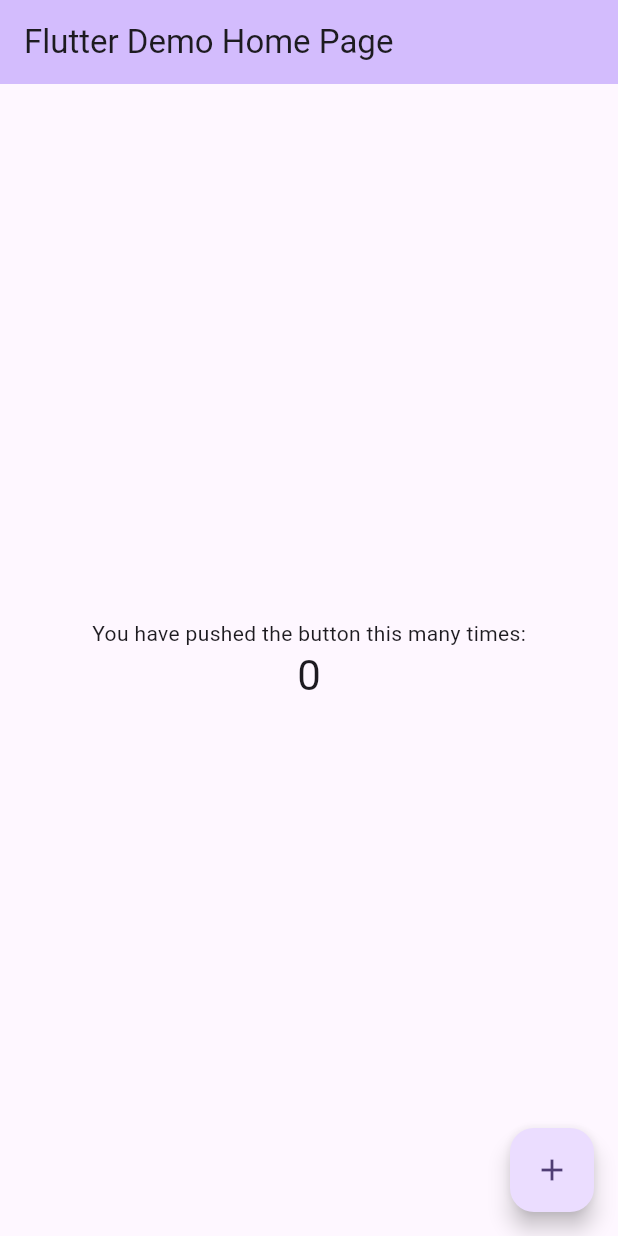
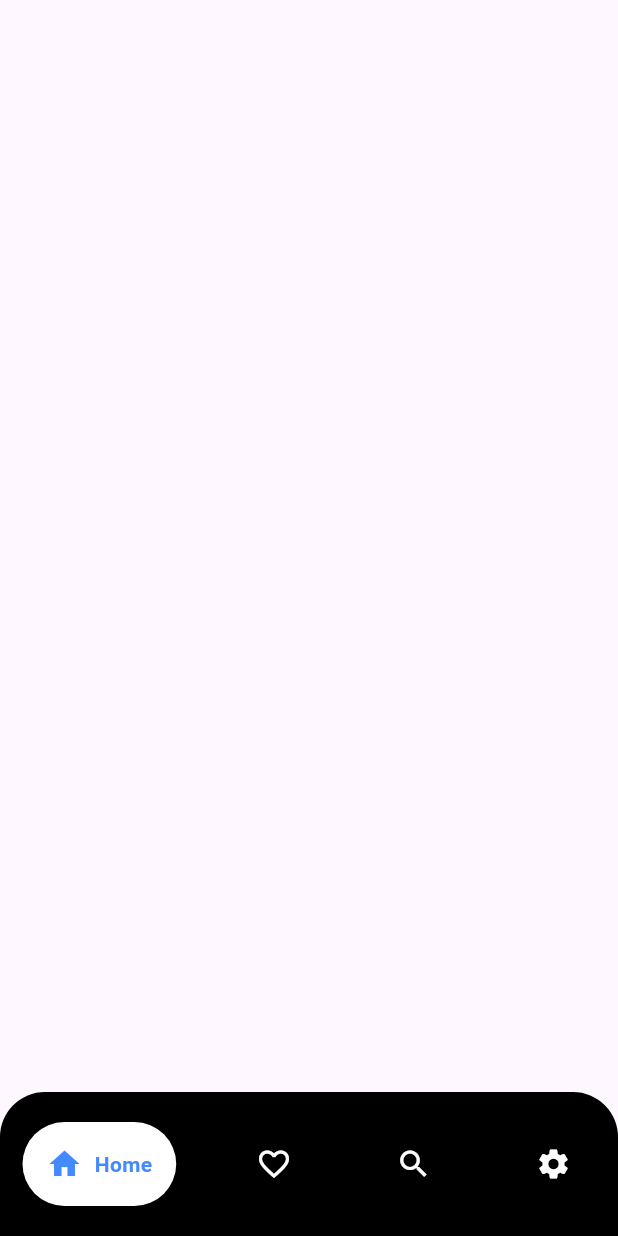
Before and after one commit to realpantagon/pantagonthings, a Flutter app: the screen it shows after launch, on a phone screen of 412 x 824 dp. Run offline on Flutter 3.47's test engine with Material 3 defaults, Android fonts, the light colour scheme and no system bars; drawn by our look-alikes of google_nav_bar.

Commit message:
Navbar mock

```diff
--- /dev/null
+++ b/lib/homepage.dart
@@ -0,0 +1,55 @@
+import 'package:flutter/material.dart';
+import 'package:google_nav_bar/google_nav_bar.dart';
+
+class Homepage extends StatefulWidget {
+  const Homepage({Key? key}) : super(key: key);
+
+  @override
+  _HomepageState createState() => _HomepageState();
+}
+
+class _HomepageState extends State<Homepage> {
+  @override
+  Widget build(BuildContext context) {
+    return Scaffold(
+      bottomNavigationBar: ClipRRect(
+        borderRadius: const BorderRadius.only(
+          topLeft: Radius.circular(30.0),
+          topRight: Radius.circular(30.0),
+        ),
+        child: Container(
+          color: Colors.black,
+          child: const Padding(
+            padding: EdgeInsets.symmetric(horizontal: 15, vertical: 20),
+            child: GNav(
+              gap: 8,
+              backgroundColor: Colors.black,
+              color: Colors.white,
+              activeColor: Colors.blueAccent,
+              tabBackgroundColor: Colors.white,
+              padding: EdgeInsets.all(16),
+              tabs: [
+                GButton(
+                  icon: Icons.home,
+                  text: "Home",
+                ),
+                GButton(
+                  icon: Icons.favorite_border,
+                  text: "Favorite",
+                ),
+                GButton(
+                  icon: Icons.search,
+                  text: "search",
+                ),
+                GButton(
+                  icon: Icons.settings,
+                  text: "settings",
+                ),
+              ],
+            ),
+          ),
+        ),
+      ),
+    );
+  }
+}
--- a/lib/main.dart
+++ b/lib/main.dart
@@ -1,4 +1,5 @@
 import 'package:flutter/material.dart';
+import 'package:pantagonthings/homepage.dart';
 
 void main() {
   runApp(const MyApp());
@@ -7,46 +8,21 @@
 class MyApp extends StatelessWidget {
   const MyApp({super.key});
 
-  // This widget is the root of your application.
   @override
   Widget build(BuildContext context) {
     return MaterialApp(
       title: 'Flutter Demo',
       theme: ThemeData(
-        // This is the theme of your application.
-        //
-        // TRY THIS: Try running your application with "flutter run". You'll see
-        // the application has a purple toolbar. Then, without quitting the app,
-        // try changing the seedColor in the colorScheme below to Colors.green
-        // and then invoke "hot reload" (save your changes or press the "hot
-        // reload" button in a Flutter-supported IDE, or press "r" if you used
-        // the command line to start the app).
-        //
-        // Notice that the counter didn't reset back to zero; the application
-        // state is not lost during the reload. To reset the state, use hot
-        // restart instead.
-        //
-        // This works for code too, not just values: Most code changes can be
-        // tested with just a hot reload.
         colorScheme: ColorScheme.fromSeed(seedColor: Colors.deepPurple),
         useMaterial3: true,
       ),
-      home: const MyHomePage(title: 'Flutter Demo Home Page'),
+      home: const Homepage(),
     );
   }
 }
 
 class MyHomePage extends StatefulWidget {
   const MyHomePage({super.key, required this.title});
-
-  // This widget is the home page of your application. It is stateful, meaning
-  // that it has a State object (defined below) that contains fields that affect
-  // how it looks.
-
-  // This class is the configuration for the state. It holds the values (in this
-  // case the title) provided by the parent (in this case the App widget) and
-  // used by the build method of the State. Fields in a Widget subclass are
-  // always marked "final".
 
   final String title;
 
@@ -59,50 +35,19 @@
 
   void _incrementCounter() {
     setState(() {
-      // This call to setState tells the Flutter framework that something has
-      // changed in this State, which causes it to rerun the build method below
-      // so that the display can reflect the updated values. If we changed
-      // _counter without calling setState(), then the build method would not be
-      // called again, and so nothing would appear to happen.
       _counter++;
     });
   }
 
   @override
   Widget build(BuildContext context) {
-    // This method is rerun every time setState is called, for instance as done
-    // by the _incrementCounter method above.
-    //
-    // The Flutter framework has been optimized to make rerunning build methods
-    // fast, so that you can just rebuild anything that needs updating rather
-    // than having to individually change instances of widgets.
     return Scaffold(
       appBar: AppBar(
-        // TRY THIS: Try changing the color here to a specific color (to
-        // Colors.amber, perhaps?) and trigger a hot reload to see the AppBar
-        // change color while the other colors stay the same.
         backgroundColor: Theme.of(context).colorScheme.inversePrimary,
-        // Here we take the value from the MyHomePage object that was created by
-        // the App.build method, and use it to set our appbar title.
         title: Text(widget.title),
       ),
       body: Center(
-        // Center is a layout widget. It takes a single child and positions it
-        // in the middle of the parent.
         child: Column(
-          // Column is also a layout widget. It takes a list of children and
-          // arranges them vertically. By default, it sizes itself to fit its
-          // children horizontally, and tries to be as tall as its parent.
-          //
-          // Column has various properties to control how it sizes itself and
-          // how it positions its children. Here we use mainAxisAlignment to
-          // center the children vertically; the main axis here is the vertical
-          // axis because Columns are vertical (the cross axis would be
-          // horizontal).
-          //
-          // TRY THIS: Invoke "debug painting" (choose the "Toggle Debug Paint"
-          // action in the IDE, or press "p" in the console), to see the
-          // wireframe for each widget.
           mainAxisAlignment: MainAxisAlignment.center,
           children: <Widget>[
             const Text(
@@ -119,7 +64,7 @@
         onPressed: _incrementCounter,
         tooltip: 'Increment',
         child: const Icon(Icons.add),
-      ), // This trailing comma makes auto-formatting nicer for build methods.
+      ),
     );
   }
 }
```
Also changed, not shown: pubspec.yaml (+7 -0 lines), pubspec.lock.
